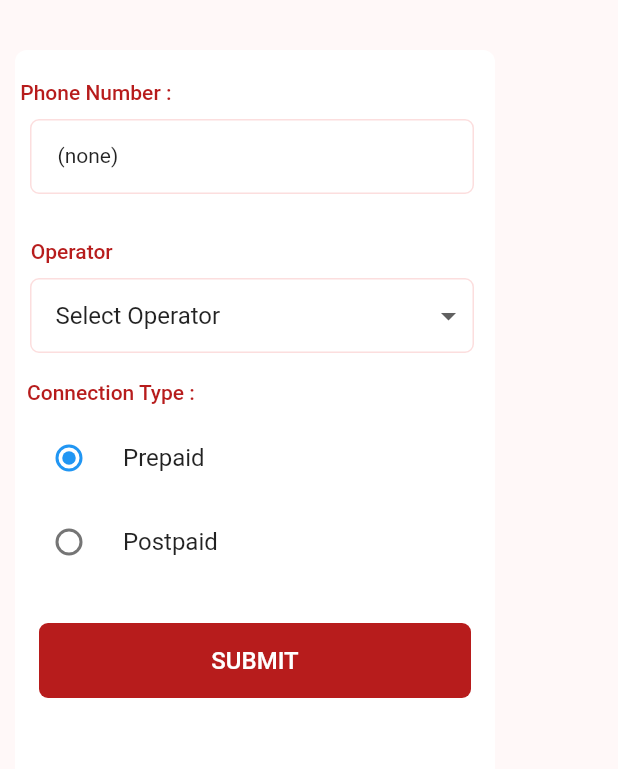
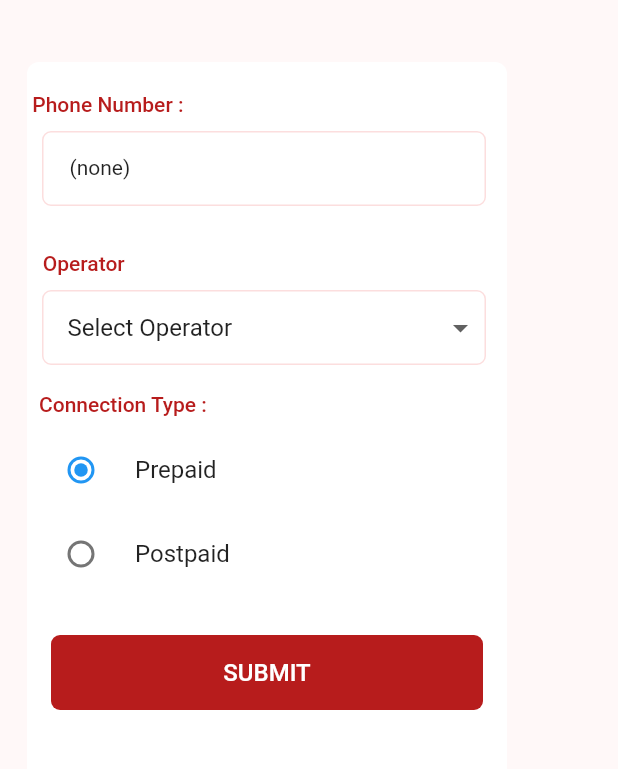
Before and after one commit to NafimAhmed/Paymentsall, a Flutter app: the MobileRechargePag screen opened directly with empty values, on a phone screen of 412 x 824 dp, the part 70-839 px from its top. Run offline on Flutter 3.47's test engine with Material 2 defaults, Android fonts, the phone set to English and light mode, and no system bars; our stand-ins replace animated_splash_screen, awesome_notifications, barcode_widget, firebase_auth, firebase_core, firebase_database and 15 more; missing offline and left inert: dart:ffi, qr_code_scanner; accounts and stored records are empty.

Commit message:
update at 4:45 PM, 3/15/23

```diff
--- a/lib/Screens/mobile_recharge_all/Mobile Recharge Page.dart
+++ b/lib/Screens/mobile_recharge_all/Mobile Recharge Page.dart
@@ -6,10 +6,10 @@ enum SingingCharacter { lafayette, jefferson }
 class MobileRechargePag extends StatefulWidget {
 
 
-  final String contacts;
+  final String contacts,pin,balance;
 
 
-   MobileRechargePag({super.key, required this.contacts});
+   MobileRechargePag({super.key, required this.contacts, required this.pin, required this.balance});
 
   @override
   State<MobileRechargePag> createState() => _MobileRechargePagState();
@@ -81,6 +81,7 @@ class _MobileRechargePagState extends State<MobileRechargePag> {
 
 
     return Scaffold(
+
       appBar: AppBar(
         toolbarHeight: 70,
         leading: TextButton(
@@ -97,12 +98,16 @@ class _MobileRechargePagState extends State<MobileRechargePag> {
         backgroundColor: Color(0xFFFFF8F8),
         elevation: 0.0,
       ),
+
+
       backgroundColor: Color(0xFFFFF8F8),
+
+
       body: SingleChildScrollView(
+        child: Padding(
+          padding: const EdgeInsets.all(8.0),
           child: Column(
             children: [
-
-
 
 
               Padding(
@@ -197,7 +202,6 @@ class _MobileRechargePagState extends State<MobileRechargePag> {
                       Padding(
                         padding: const EdgeInsets.all(8.0),
                         child: Text("Connection Type : ",
-
                             style: TextStyle(fontWeight: FontWeight.w500,color: Colors.red.shade900)
                         ),
                       ),
@@ -229,9 +233,6 @@ class _MobileRechargePagState extends State<MobileRechargePag> {
                           ],
                         ),
                       ),
-
-
-
 
 
                       SizedBox(height: 10,),
@@ -278,6 +279,7 @@ class _MobileRechargePagState extends State<MobileRechargePag> {
             ],
           ),
         ),
+      ),
     );
   }
 }
```
Also changed, not shown: lib/Screens/Home/SendMoney/SendMoneyPage.dart (+0 -10 lines), lib/Screens/mobile_recharge_all/contacts_page.dart (+12 -9 lines). Lines whose indentation alone changed are shown as unchanged.
